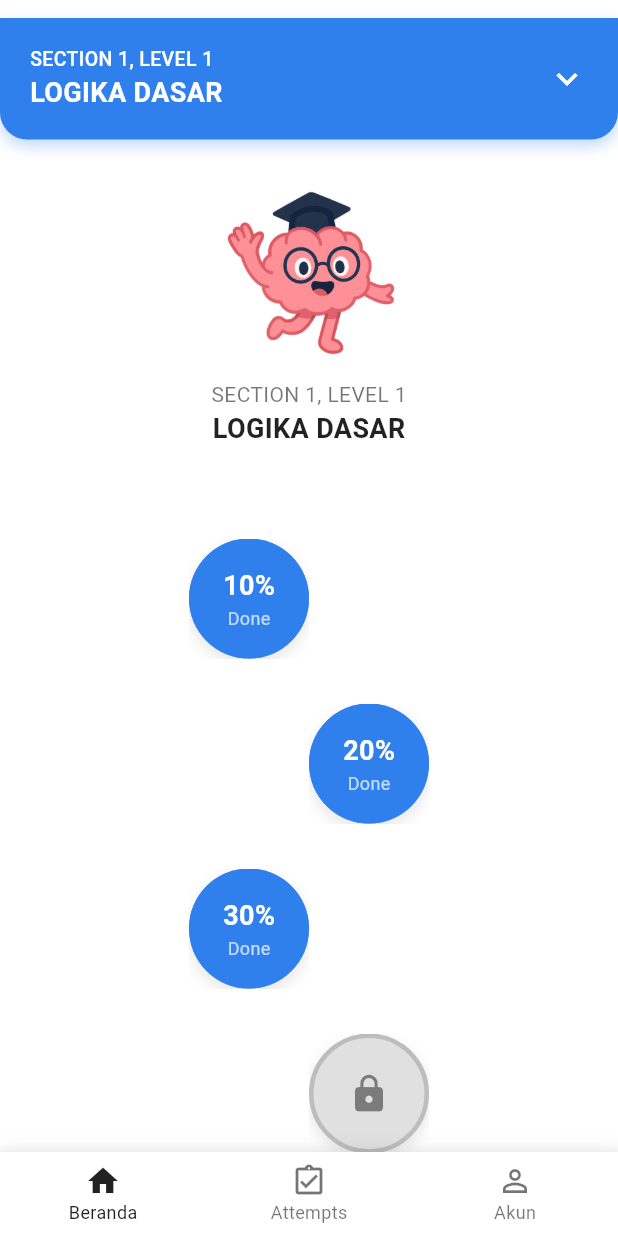
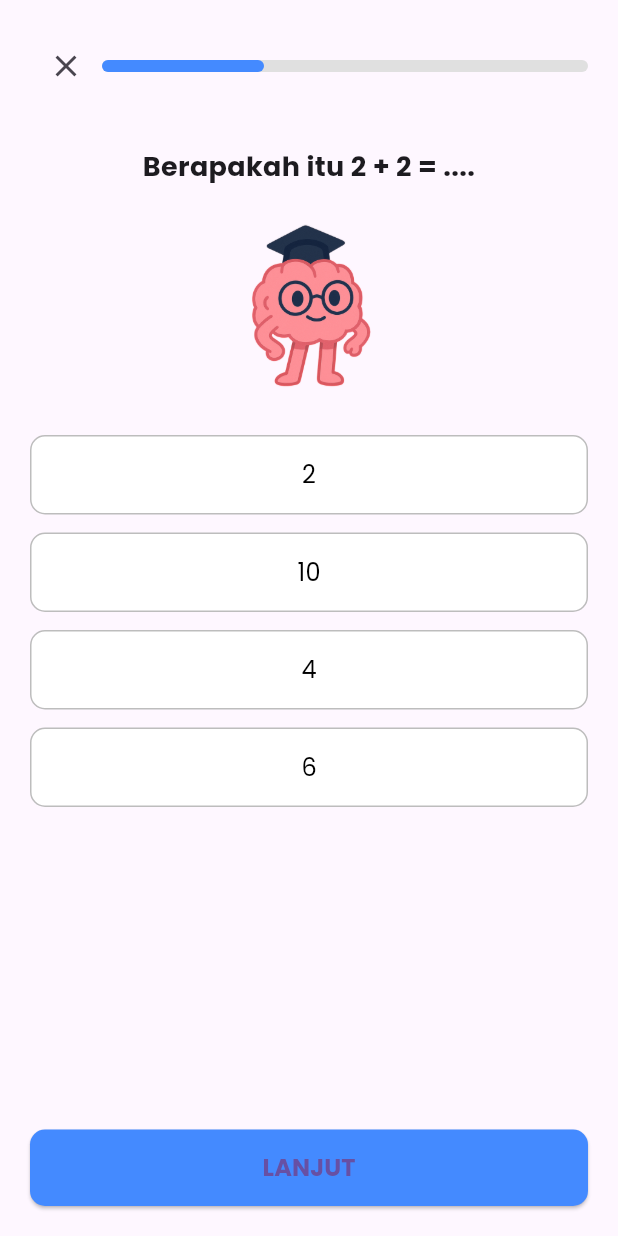
Before and after one commit to rakanysr/logilearn_mobile, a Flutter app: the screen it shows after launch, on a phone screen of 412 x 824 dp. Run offline on Flutter 3.47's test engine with Material 3 defaults, Android fonts, the phone set to English and light mode, and no system bars; our stand-ins replace google_fonts.

Commit message:
Membuat Page Soal Revisi

```diff
--- a/lib/main.dart
+++ b/lib/main.dart
@@ -1,15 +1,23 @@
 import 'package:flutter/material.dart';
-import 'view/home_view.dart';
+import 'view/quiz_view.dart';
 
 void main() {
-  runApp(const MyApp());
+  runApp(const QuizApp());
 }
 
-class MyApp extends StatelessWidget {
-  const MyApp({super.key});
+class QuizApp extends StatelessWidget {
+  const QuizApp({super.key});
 
   @override
   Widget build(BuildContext context) {
-    return MaterialApp(home: const HomeView());
+    return MaterialApp(
+      debugShowCheckedModeBanner: false,
+      title: 'Quiz Logika',
+      theme: ThemeData(
+        primarySwatch: Colors.blue,
+        fontFamily: 'Poppins',
+      ),
+      home: const QuizScreen(),
+    );
   }
 }
--- /dev/null
+++ b/lib/view/quiz_view.dart
@@ -0,0 +1,179 @@
+import 'package:flutter/material.dart';
+import '../widgetSoal/question_card.dart';
+import '../widgetSoal/essay_field.dart';
+import '../widgetSoal/finish_screen.dart';
+
+// MODEL SOAL
+class Question {
+  final String question;
+  final List<String>? options; // null jika soal isian
+  final int? correctIndex;
+  final bool isEssay;
+
+  Question({
+    required this.question,
+    this.options,
+    this.correctIndex,
+    this.isEssay = false,
+  });
+}
+
+// DATA SOAL
+final List<Question> questions = [
+  Question(
+    question: "Berapakah itu 2 + 2 = ....",
+    options: ["2", "10", "4", "6"],
+    correctIndex: 2,
+  ),
+  Question(
+    question: "Berapakah nilai log(100) basis 10?",
+    options: ["2", "10", "5", "20"],
+    correctIndex: 0,
+  ),
+  Question(
+    question:
+        "Jika hari ini hujan, maka Budi membawa payung. Hari ini tidak hujan. Apakah Budi membawa payung? Jelaskan alasanmu!",
+    isEssay: true,
+  ),
+];
+
+class QuizScreen extends StatefulWidget {
+  const QuizScreen({super.key});
+
+  @override
+  State<QuizScreen> createState() => _QuizScreenState();
+}
+
+class _QuizScreenState extends State<QuizScreen> {
+  int currentIndex = 0;
+  int? selectedIndex;
+  String essayAnswer = "";
+
+  void nextQuestion() {
+    if (currentIndex < questions.length - 1) {
+      setState(() {
+        currentIndex++;
+        selectedIndex = null;
+        essayAnswer = "";
+      });
+    } else {
+      Navigator.pushReplacement(
+        context,
+        MaterialPageRoute(builder: (_) => const FinishScreen()),
+      );
+    }
+  }
+
+  @override
+  Widget build(BuildContext context) {
+    final question = questions[currentIndex];
+    final progress = (currentIndex + 1) / questions.length;
+
+    return Scaffold(
+      body: SafeArea(
+        child: Padding(
+          padding: const EdgeInsets.all(20),
+          child: Column(
+            crossAxisAlignment: CrossAxisAlignment.center,
+            children: [
+              // Header Progress
+              Row(
+                mainAxisAlignment: MainAxisAlignment.spaceBetween,
+                children: [
+                  IconButton(
+                    icon: const Icon(Icons.close),
+                    onPressed: () => Navigator.pop(context),
+                  ),
+                  Expanded(
+                    child: LinearProgressIndicator(
+                      value: progress,
+                      backgroundColor: Colors.grey.shade300,
+                      color: Colors.blueAccent,
+                      minHeight: 8,
+                      borderRadius: BorderRadius.circular(10),
+                    ),
+                  ),
+                ],
+              ),
+              const SizedBox(height: 30),
+
+              // Pertanyaan
+              QuestionCard(
+                question: question.question,
+                imagePath: 'assets/images/Mascot bertangan.png',
+              ),
+
+              const SizedBox(height: 20),
+
+              // Pilihan ganda atau essay
+              if (!question.isEssay)
+                Column(
+                  children: List.generate(
+                    question.options!.length,
+                    (index) => GestureDetector(
+                      onTap: () => setState(() => selectedIndex = index),
+                      child: Container(
+                        margin: const EdgeInsets.symmetric(vertical: 6),
+                        padding: const EdgeInsets.symmetric(vertical: 14),
+                        width: double.infinity,
+                        decoration: BoxDecoration(
+                          borderRadius: BorderRadius.circular(10),
+                          color: selectedIndex == index
+                              ? Colors.blueAccent
+                              : Colors.white,
+                          border: Border.all(
+                            color: selectedIndex == index
+                                ? Colors.blueAccent
+                                : Colors.grey.shade400,
+                          ),
+                        ),
+                        child: Center(
+                          child: Text(
+                            question.options![index],
+                            style: TextStyle(
+                              fontSize: 16,
+                              color: selectedIndex == index
+                                  ? Colors.white
+                                  : Colors.black,
+                            ),
+                          ),
+                        ),
+                      ),
+                    ),
+                  ),
+                )
+              else
+                EssayField(
+                  onChanged: (val) => essayAnswer = val,
+                ),
+
+              const Spacer(),
+
+              // Tombol Next
+              SizedBox(
+                width: double.infinity,
+                child: ElevatedButton(
+                  onPressed: nextQuestion,
+                  style: ElevatedButton.styleFrom(
+                    padding: const EdgeInsets.symmetric(vertical: 14),
+                    shape: RoundedRectangleBorder(
+                      borderRadius: BorderRadius.circular(10),
+                    ),
+                    backgroundColor: Colors.blueAccent,
+                  ),
+                  child: Text(
+                    currentIndex == questions.length - 1 ? "SELESAI" : "LANJUT",
+                    style: const TextStyle(
+                      fontSize: 16,
+                      fontWeight: FontWeight.bold,
+                    ),
+                  ),
+                ),
+              )
+            ],
+          ),
+        ),
+      ),
+    );
+  }
+}
--- /dev/null
+++ b/lib/widgetSoal/question_card.dart
@@ -0,0 +1,30 @@
+import 'package:flutter/material.dart';
+
+class QuestionCard extends StatelessWidget {
+  final String question;
+  final String imagePath;
+
+  const QuestionCard({
+    super.key,
+    required this.question,
+    required this.imagePath,
+  });
+
+  @override
+  Widget build(BuildContext context) {
+    return Column(
+      children: [
+        Text(
+          question,
+          style: const TextStyle(
+            fontSize: 18,
+            fontWeight: FontWeight.bold,
+          ),
+          textAlign: TextAlign.center,
+        ),
+        const SizedBox(height: 20),
+        Image.asset(imagePath, height: 120),
+      ],
+    );
+  }
+}
```
Also changed, not shown: lib/widgetSoal/essay_field.dart (added, +21 -0 lines), lib/widgetSoal/finish_screen.dart (added, +52 -0 lines), 6 other files.
